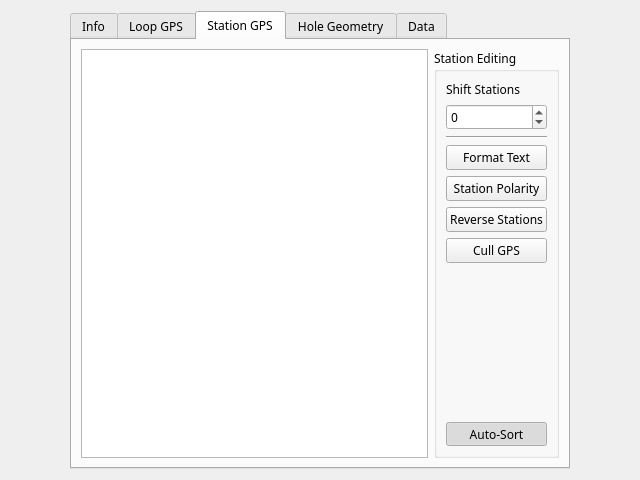
Above: src/qt_ui/pem_info_widget.ui from Eric-Meunier/Processor-Suite before the change. Below: the same form after it.
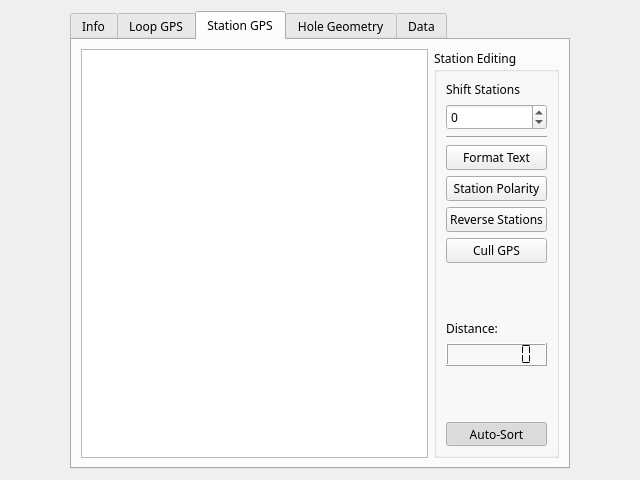
That is the form after the change. The open tabs and pages were chosen to show the change.

Commit message: Several bug fixes. Added a distance counter on the station table, and ability to remove rows from all tables.

```diff
--- a/src/qt_ui/pem_info_widget.ui
+++ b/src/qt_ui/pem_info_widget.ui
@@ -275,6 +275,36 @@
             </property>
            </widget>
           </item>
+          <item>
+           <spacer name="verticalSpacer_3">
+            <property name="orientation">
+             <enum>Qt::Vertical</enum>
+            </property>
+            <property name="sizeHint" stdset="0">
+             <size>
+              <width>20</width>
+              <height>40</height>
+             </size>
+            </property>
+           </spacer>
+          </item>
+          <item>
+           <widget class="QLabel" name="label_2">
+            <property name="text">
+             <string>Distance:</string>
+            </property>
+           </widget>
+          </item>
+          <item>
+           <widget class="QLCDNumber" name="lcdDistance">
+            <property name="digitCount">
+             <number>7</number>
+            </property>
+            <property name="segmentStyle">
+             <enum>QLCDNumber::Flat</enum>
+            </property>
+           </widget>
+          </item>
           <item>
            <spacer name="verticalSpacer">
             <property name="orientation">
```
Left out of the diff: 5 changed lines with no effect on the pictures. The commit also changes 4 other files.
